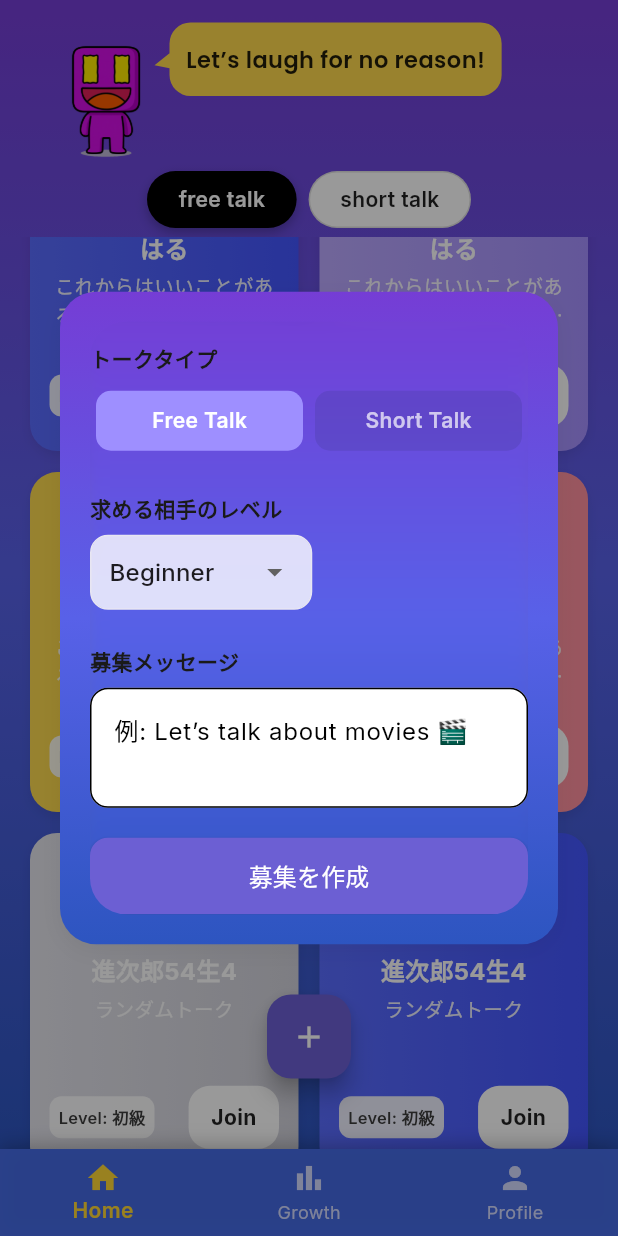
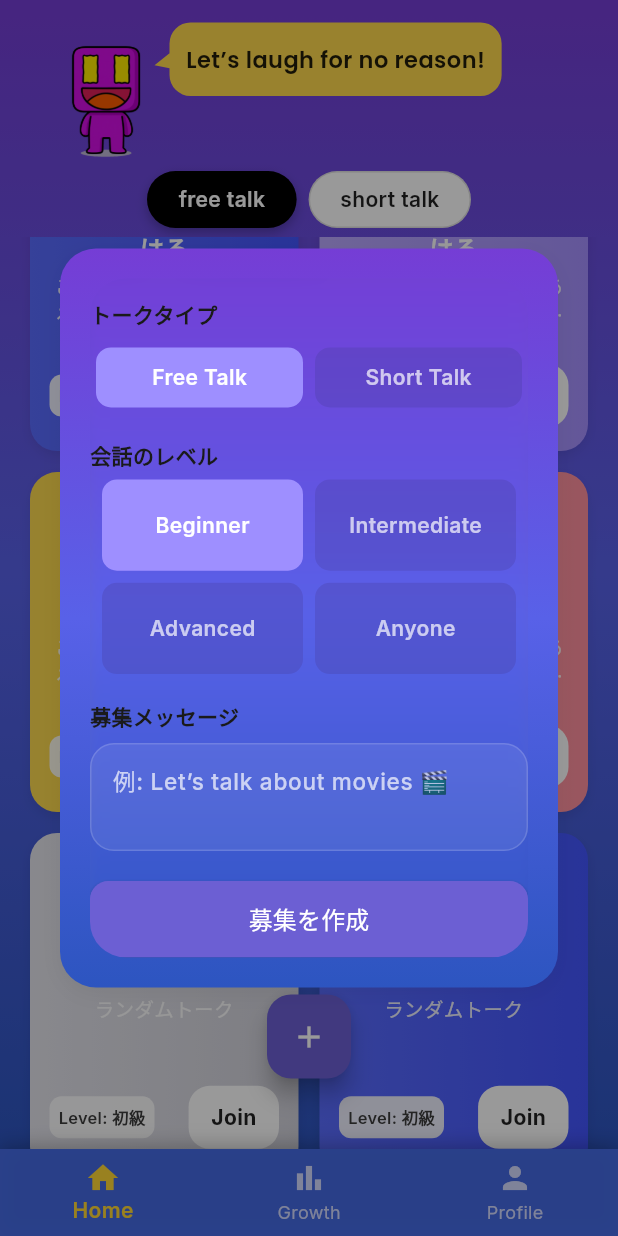
Before and after one commit to joshua20050107-pixel/hozonsuruapuri_english-conversation, a Flutter app: the screen it shows after launch, scrolled down 576 dp, after a tap on the "add" icon, on a phone screen of 412 x 824 dp. Run offline on Flutter 3.47's test engine with Material 3 defaults, Android fonts, the phone set to English and light mode, and no system bars; our stand-ins replace flutter_riverpod, google_fonts.

Commit message:
追加の形作った範囲も完璧

```diff
--- a/lib/components/create_talk_modal.dart
+++ b/lib/components/create_talk_modal.dart
@@ -40,38 +40,41 @@ class _CreateTalkModalState extends ConsumerState<CreateTalkModal> {
   @override
   Widget build(BuildContext context) {
     return Center(
+      // 👇 このGestureDetectorの位置をContainerの**外**から**中（decorationの直下）**に移動
       child: Container(
         margin: const EdgeInsets.symmetric(horizontal: 24, vertical: 40),
         padding: const EdgeInsets.all(20),
         decoration: BoxDecoration(
           gradient: TalkinColors.titaniumGradient,
           borderRadius: BorderRadius.circular(24),
-          border: Border.all(color: Colors.transparent, width: 0), // ← 白縁を完全無効化
           boxShadow: [
             BoxShadow(
-              color: Colors.black.withOpacity(0.05), // ← 少し弱めにする
+              color: Colors.black.withOpacity(0.05),
               offset: const Offset(0, 4),
-              blurRadius: 12, // ← 前より小さく
-              spreadRadius: 0, // ← 外に広がらない
+              blurRadius: 12,
             ),
           ],
         ),
-        clipBehavior: Clip.hardEdge, // ← はみ出し描画を防止
+        clipBehavior: Clip.hardEdge,
         child: ClipRRect(
           borderRadius: BorderRadius.circular(24),
           child: BackdropFilter(
             filter: ImageFilter.blur(sigmaX: 12, sigmaY: 12),
+            child: GestureDetector(
+              // ← ✨ここに移動
+              behavior: HitTestBehavior.deferToChild, // ← 子要素の見える範囲のみ反応
+              onTap: () => FocusScope.of(context).unfocus(),
               child: Container(
-              color: Colors.white.withOpacity(0.0), // ← 完全透明
+                color: Colors.white.withOpacity(0.0),
                 child: SingleChildScrollView(
-                // 👇ここ以下はそのまま
                   child: Column(
                     mainAxisSize: MainAxisSize.min,
                     crossAxisAlignment: CrossAxisAlignment.start,
                     children: [
                       const SizedBox(height: 14),
+                      // ... ここ以下は今のまま
 
-                    // ─────────── タイトル ───────────
+                      // ─────────── トークタイプ ───────────
                       Text(
                         'トークタイプ',
                         style: TextStyle(
@@ -81,7 +84,6 @@ class _CreateTalkModalState extends ConsumerState<CreateTalkModal> {
                       ),
                       const SizedBox(height: 8),
 
-                    // ─────────── トグル ───────────
                       Container(
                         decoration: BoxDecoration(
                           color: Colors.transparent,
@@ -91,7 +93,7 @@ class _CreateTalkModalState extends ConsumerState<CreateTalkModal> {
                         child: Row(
                           mainAxisAlignment: MainAxisAlignment.center,
                           children: [
-                          // ─────────── Free Talk ───────────
+                            // Free Talk
                             Expanded(
                               child: GestureDetector(
                                 onTap: () =>
@@ -104,9 +106,7 @@ class _CreateTalkModalState extends ConsumerState<CreateTalkModal> {
                                   decoration: BoxDecoration(
                                     borderRadius: BorderRadius.circular(10),
                                     color: _selectedType == 'casual'
-                                      ? const Color(
-                                          0xFF9E8FFF,
-                                        ) // 💜 少し深い青紫で光を抑える
+                                        ? const Color(0xFF9E8FFF)
                                         : const Color(
                                             0xFF483D9E,
                                           ).withOpacity(0.3),
@@ -127,7 +127,7 @@ class _CreateTalkModalState extends ConsumerState<CreateTalkModal> {
                             ),
                             const SizedBox(width: 8),
 
-                          // ─────────── Short Talk ───────────
+                            // Short Talk
                             Expanded(
                               child: GestureDetector(
                                 onTap: () =>
@@ -140,9 +140,7 @@ class _CreateTalkModalState extends ConsumerState<CreateTalkModal> {
                                   decoration: BoxDecoration(
                                     borderRadius: BorderRadius.circular(10),
                                     color: _selectedType == 'short'
-                                      ? const Color(
-                                          0xFF9E8FFF,
-                                        ) // 💜 少し深い青紫で光を抑える
+                                        ? const Color(0xFF9E8FFF)
                                         : const Color(
                                             0xFF483D9E,
                                           ).withOpacity(0.3),
@@ -165,46 +163,63 @@ class _CreateTalkModalState extends ConsumerState<CreateTalkModal> {
                         ),
                       ),
 
-                    const SizedBox(height: 24),
+                      const SizedBox(height: 18),
 
-                    // ─────────── レベル選択 ───────────
+                      // ─────────── 会話のレベル ───────────
                       Text(
-                      '求める相手のレベル',
+                        '会話のレベル',
                         style: TextStyle(
                           fontWeight: FontWeight.bold,
                           color: TalkinColors.textPrimary,
                         ),
                       ),
-                    const SizedBox(height: 8),
+                      const SizedBox(height: 6),
 
-                    Container(
-                      padding: const EdgeInsets.symmetric(horizontal: 12),
+                      GridView.count(
+                        crossAxisCount: 2,
+                        shrinkWrap: true,
+                        physics: const NeverScrollableScrollPhysics(),
+                        crossAxisSpacing: 8,
+                        mainAxisSpacing: 8,
+                        childAspectRatio: 2.2,
+                        padding: const EdgeInsets.symmetric(horizontal: 8),
+                        children: [
+                          for (final level in [
+                            'Beginner',
+                            'Intermediate',
+                            'Advanced',
+                            'Anyone',
+                          ])
+                            GestureDetector(
+                              onTap: () =>
+                                  setState(() => _selectedLevel = level),
+                              child: AnimatedContainer(
+                                duration: const Duration(milliseconds: 180),
                                 decoration: BoxDecoration(
-                        borderRadius: BorderRadius.circular(12),
-                        border: Border.all(color: TalkinColors.border),
-                        color: Colors.white.withOpacity(0.8),
+                                  borderRadius: BorderRadius.circular(10),
+                                  color: _selectedLevel == level
+                                      ? const Color(0xFF9E8FFF)
+                                      : const Color(
+                                          0xFF483D9E,
+                                        ).withOpacity(0.3),
                                 ),
-                      child: DropdownButtonHideUnderline(
-                        child: DropdownButton<String>(
-                          value: _selectedLevel,
-                          items: ['Beginner', 'Intermediate', 'Advanced']
-                              .map(
-                                (level) => DropdownMenuItem(
-                                  value: level,
-                                  child: Text(level),
+                                child: Center(
+                                  child: Text(
+                                    level,
+                                    style: TextStyle(
+                                      fontSize: 14,
+                                      color: Colors.white.withOpacity(
+                                        _selectedLevel == level ? 1 : 0.7,
                                       ),
-                              )
-                              .toList(),
-                          onChanged: (value) {
-                            setState(() {
-                              _selectedLevel = value!;
-                            });
-                          },
+                                      fontWeight: FontWeight.w600,
                                     ),
                                   ),
                                 ),
-
-                    const SizedBox(height: 24),
+                              ),
+                            ),
+                        ],
+                      ),
+                      const SizedBox(height: 18),
 
                       // ─────────── 募集メッセージ ───────────
                       Text(
@@ -215,23 +230,30 @@ class _CreateTalkModalState extends ConsumerState<CreateTalkModal> {
                         ),
                       ),
                       const SizedBox(height: 8),
-                    TextField(
-                      controller: _messageController,
-                      decoration: InputDecoration(
-                        hintText: '例: Let’s talk about movies 🎬',
-                        filled: true,
-                        fillColor: Colors.white,
-                        border: OutlineInputBorder(
-                          borderRadius: BorderRadius.circular(12),
-                          borderSide: BorderSide(color: TalkinColors.border),
-                        ),
-                        focusedBorder: OutlineInputBorder(
-                          borderRadius: BorderRadius.circular(12),
-                          borderSide: BorderSide(
-                            color: TalkinColors.accent,
-                            width: 1.5,
+
+                      Container(
+                        decoration: BoxDecoration(
+                          color: Colors.white.withOpacity(0.08),
+                          borderRadius: BorderRadius.circular(16),
+                          border: Border.all(
+                            color: Colors.white.withOpacity(0.15),
                           ),
                         ),
+                        padding: const EdgeInsets.symmetric(
+                          horizontal: 14,
+                          vertical: 4,
+                        ),
+                        child: TextField(
+                          controller: _messageController,
+                          style: const TextStyle(
+                            color: Colors.white,
+                            fontWeight: FontWeight.w500,
+                            fontSize: 15,
+                          ),
+                          decoration: const InputDecoration(
+                            hintText: '例: Let’s talk about movies 🎬',
+                            hintStyle: TextStyle(color: Colors.white70),
+                            border: InputBorder.none,
                           ),
                           maxLines: 2,
                           maxLength: 40,
@@ -242,6 +264,7 @@ class _CreateTalkModalState extends ConsumerState<CreateTalkModal> {
                                 required isFocused,
                                 maxLength,
                               }) => null,
+                        ),
                       ),
 
                       const SizedBox(height: 20),
@@ -272,6 +295,7 @@ class _CreateTalkModalState extends ConsumerState<CreateTalkModal> {
             ),
           ),
         ),
+      ),
     );
   }
 }
--- a/lib/main.dart
+++ b/lib/main.dart
@@ -1,9 +1,10 @@
 import 'package:flutter/material.dart';
 import 'package:google_fonts/google_fonts.dart';
 import 'screens/home_screen.dart';
+import 'package:flutter_riverpod/flutter_riverpod.dart';
 
 void main() {
-  runApp(const TalkinApp());
+  runApp(const ProviderScope(child: TalkinApp()));
 }
 
 class TalkinApp extends StatelessWidget {
--- a/lib/screens/home_screen.dart
+++ b/lib/screens/home_screen.dart
@@ -3,7 +3,6 @@ import '../components/futuristic_header.dart';
 import '../components/talk_tabs.dart';
 import '../components/talk_card_grid.dart';
 import '../theme/talkin_colors.dart';
-import 'create_talk_screen.dart';
 import '../components/create_talk_modal.dart';
 
 class HomeScreen extends StatelessWidget {
@@ -19,52 +18,38 @@ class HomeScreen extends StatelessWidget {
         child: FloatingActionButton(
           backgroundColor: TalkinColors.accent, // 💜 紫を主役に
           onPressed: () {
-            showGeneralDialog(
+            showDialog(
               context: context,
+              barrierDismissible: true,
               barrierColor: Colors.black.withOpacity(0.4),
-              barrierDismissible: true, // ← 外タップ許可
-              barrierLabel: "Dismiss",
-              transitionDuration: const Duration(milliseconds: 200),
-
-              // ★ ココを差し替え（Scaffoldをやめる）
-              pageBuilder: (context, animation1, animation2) {
+              builder: (context) {
                 return Stack(
                   children: [
-                    // 画面全体の透明レイヤ（ここをタップで閉じる）
-                    GestureDetector(
-                      behavior: HitTestBehavior.opaque, // ← 下まで確実に届く
-                      onTap: () => Navigator.of(context).pop(), // ← 閉じる
-                      child: const SizedBox.expand(),
+                    // 🧱 背景（外タップ → 閉じる）
+                    Positioned.fill(
+                      child: GestureDetector(
+                        behavior: HitTestBehavior.opaque,
+                        onTap: () => Navigator.of(context).pop(),
+                        child: const SizedBox(),
+                      ),
                     ),
 
-                    // ダイアログ本体（サイズは showDialog と同じ余白に）
-                    const Align(
-                      alignment: Alignment.center,
+                    // 💎 募集カード（範囲内のみ反応）
+                    Center(
                       child: Padding(
-                        padding: EdgeInsets.all(16), // ← 前回と同じ insetPadding
+                        padding: const EdgeInsets.all(16),
                         child: Material(
-                          type: MaterialType.transparency, // 余計な背景を出さない
-                          child: CreateTalkModal(),
+                          type: MaterialType.transparency,
+                          // 👇 CreateTalkModalをGestureDetectorで囲う（内側限定）
+                          child: GestureDetector(
+                            behavior: HitTestBehavior.deferToChild, // 子要素優先！
+                            onTap: () => FocusScope.of(context).unfocus(),
+                            child: const CreateTalkModal(),
+                          ),
                         ),
                       ),
                     ),
                   ],
-                );
-              },
-
-              // ここは今のまま（アニメーション）
-              transitionBuilder: (context, anim1, anim2, child) {
-                return FadeTransition(
-                  opacity: CurvedAnimation(
-                    parent: anim1,
-                    curve: Curves.easeOut,
-                  ),
-                  child: ScaleTransition(
-                    scale: Tween<double>(begin: 0.97, end: 1.0).animate(
-                      CurvedAnimation(parent: anim1, curve: Curves.easeOutBack),
-                    ),
-                    child: child,
-                  ),
                 );
               },
             );
@@ -117,32 +102,26 @@ class _BottomNav extends StatelessWidget {
   Widget build(BuildContext context) {
     return Container(
       decoration: BoxDecoration(
-        color: const Color(
-          0xFF3E65E5,
-        ).withOpacity(0.95), // titaniumGradient の最下段に合わせる
-        boxShadow: [
+        color: const Color(0xFF3E65E5).withOpacity(0.95),
+        boxShadow: const [
           BoxShadow(
             color: Colors.black26,
-            blurRadius: 10, // ← 8 → 10 に変更
+            blurRadius: 10,
             offset: Offset(0, -2),
           ),
         ],
       ),
-
       child: ClipRRect(
         borderRadius: const BorderRadius.only(
           topLeft: Radius.circular(18),
           topRight: Radius.circular(18),
         ),
-
         child: BottomNavigationBar(
           backgroundColor: Colors.transparent,
           elevation: 0,
-          type: BottomNavigationBarType.fixed, // ✅【変更④】固定型でアイコン揺れ防止
+          type: BottomNavigationBarType.fixed,
           selectedItemColor: const Color.fromARGB(255, 255, 215, 53),
-          // ← DAD7FF → E8E8FF
-          unselectedItemColor: const Color(0xFFD4DAFF), // ← BFC8FF → D4DAFF
-          // ✅【変更⑥】テキスト太さ調整（視認性アップ）
+          unselectedItemColor: const Color(0xFFD4DAFF),
           selectedLabelStyle: const TextStyle(fontWeight: FontWeight.w600),
           unselectedLabelStyle: const TextStyle(fontWeight: FontWeight.w400),
           items: const [
```
Lines whose indentation alone changed are shown as unchanged.
